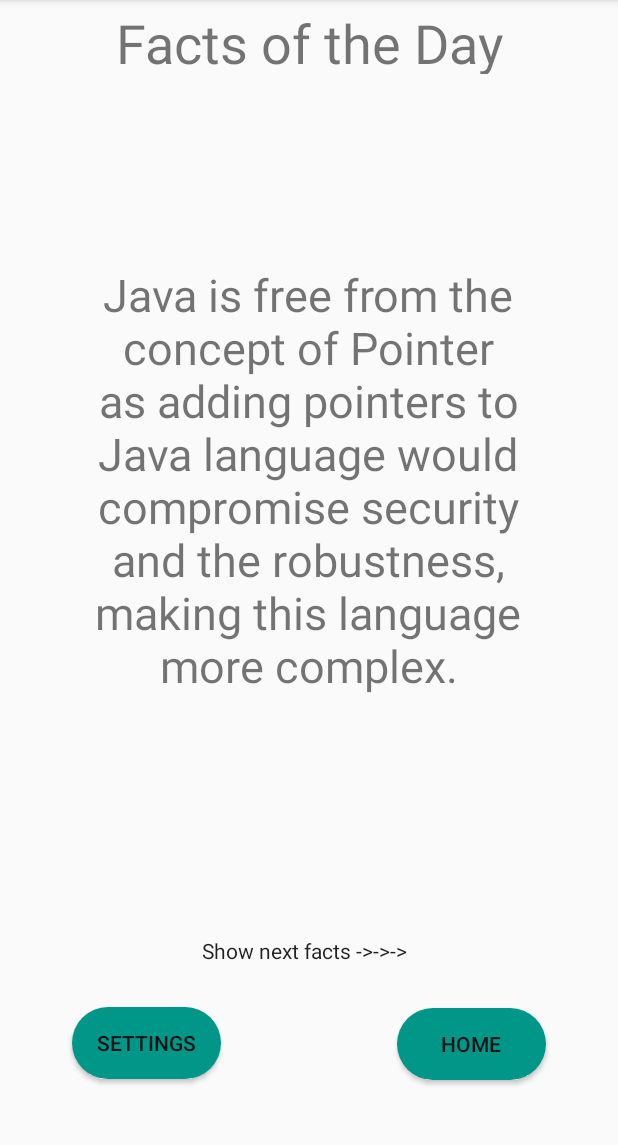
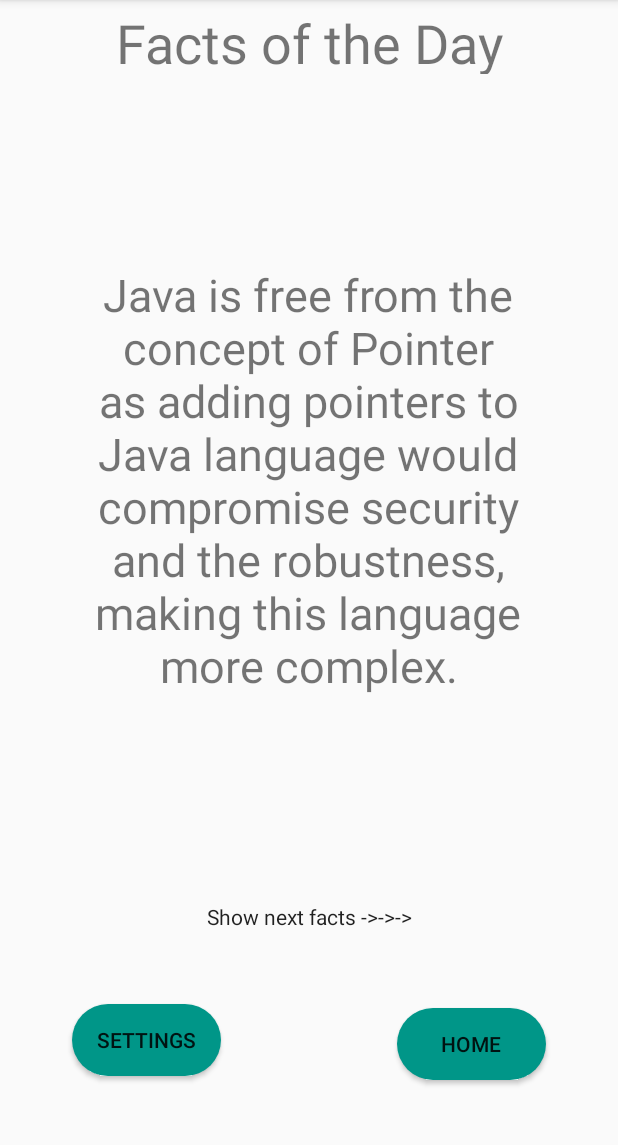
Before and after one commit to SirDavid94/CodeYourWay, an Android app: the RandomFactsActivity screen opened directly, with no data from a screen before it, on a phone screen of 412 x 824 dp, the part 84-1229 px from its top. Run offline under Robolectric (Android 15) with nearby library versions, the phone set to English and light mode, and no system bars.

Commit message:
fixed random facts

```diff
--- a/app/src/main/res/layout/activity_random_facts.xml
+++ b/app/src/main/res/layout/activity_random_facts.xml
@@ -74,18 +74,22 @@
 
     <TextView
         android:id="@+id/Show-next-page"
-        android:layout_width="143dp"
-        android:layout_height="28dp"
+        android:layout_width="177dp"
+        android:layout_height="31dp"
         android:layout_marginStart="8dp"
         android:layout_marginLeft="8dp"
+        android:layout_marginTop="8dp"
         android:layout_marginEnd="8dp"
         android:layout_marginRight="8dp"
         android:layout_marginBottom="116dp"
+        android:textAlignment="center"
         android:text="@string/show_next_facts"
         android:textAppearance="@style/TextAppearance.AppCompat"
         app:layout_constraintBottom_toBottomOf="parent"
         app:layout_constraintEnd_toEndOf="parent"
         app:layout_constraintStart_toStartOf="parent"
+        app:layout_constraintTop_toBottomOf="@+id/facts_conten"
+        app:layout_constraintVertical_bias="0.868"
         tools:ignore="MissingConstraints" />
 
 </android.support.constraint.ConstraintLayout>
```
Also changed, not shown: app/src/main/res/layout/activity_level_selection.xml (+6 -6 lines).
